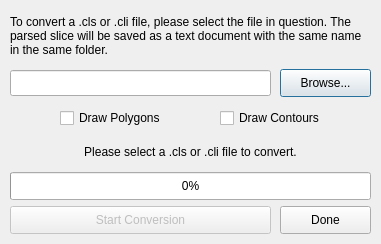
Old version of the form gui/dialogSliceConverter.ui in the repository Spinarakk/defectmonitor.
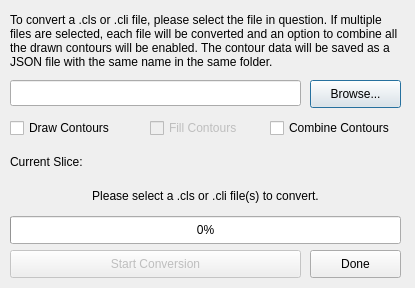
New version of the form. Icons and pictures are not drawn.

Commit message: - Tested .cls conversion code on more complex parts - Doesn't work properly as of this revision, code only works on single contour parts - Created a dialog window for the overlay adjustment options - Modified the way the slice contour drawing works - Added combine contours to combine all the contours onto the one image

What changed in the file:
```diff
--- a/gui/dialogSliceConverter.ui
+++ b/gui/dialogSliceConverter.ui
@@ -6,10 +6,22 @@
    <rect>
     <x>0</x>
     <y>0</y>
-    <width>381</width>
-    <height>244</height>
+    <width>415</width>
+    <height>288</height>
    </rect>
   </property>
+  <property name="minimumSize">
+   <size>
+    <width>415</width>
+    <height>288</height>
+   </size>
+  </property>
+  <property name="maximumSize">
+   <size>
+    <width>415</width>
+    <height>288</height>
+   </size>
+  </property>
   <property name="windowTitle">
    <string>Slice Converter</string>
   </property>
@@ -25,12 +37,12 @@
     <rect>
      <x>10</x>
      <y>10</y>
-     <width>361</width>
-     <height>51</height>
+     <width>391</width>
+     <height>61</height>
     </rect>
    </property>
    <property name="text">
-    <string>To convert a .cls or .cli file, please select the file in question. The parsed slice will be saved as a text document with the same name in the same folder. </string>
+    <string>To convert a .cls or .cli file, please select the file in question. If multiple files are selected, each file will be converted and an option to combine all the drawn contours will be enabled. The contour data will be saved as a JSON file with the same name in the same folder. </string>
    </property>
    <property name="scaledContents">
     <bool>false</bool>
@@ -42,8 +54,8 @@
   <widget class="QPushButton" name="buttonBrowse">
    <property name="geometry">
     <rect>
-     <x>280</x>
-     <y>69</y>
+     <x>310</x>
+     <y>80</y>
      <width>91</width>
      <height>28</height>
     </rect>
@@ -59,8 +71,8 @@
    <property name="geometry">
     <rect>
      <x>10</x>
-     <y>206</y>
-     <width>261</width>
+     <y>250</y>
+     <width>291</width>
      <height>28</height>
     </rect>
    </property>
@@ -71,8 +83,8 @@
   <widget class="QPushButton" name="buttonDone">
    <property name="geometry">
     <rect>
-     <x>280</x>
-     <y>206</y>
+     <x>310</x>
+     <y>250</y>
      <width>91</width>
      <height>28</height>
     </rect>
@@ -85,8 +97,8 @@
    <property name="geometry">
     <rect>
      <x>10</x>
-     <y>172</y>
-     <width>361</width>
+     <y>216</y>
+     <width>391</width>
      <height>28</height>
     </rect>
    </property>
@@ -107,13 +119,13 @@
    <property name="geometry">
     <rect>
      <x>10</x>
-     <y>138</y>
-     <width>361</width>
+     <y>182</y>
+     <width>391</width>
      <height>28</height>
     </rect>
    </property>
    <property name="text">
-    <string>Please select a .cls or .cli file to convert.</string>
+    <string>Please select a .cls or .cli file(s) to convert.</string>
    </property>
    <property name="alignment">
     <set>Qt::AlignCenter</set>
@@ -123,8 +135,8 @@
    <property name="geometry">
     <rect>
      <x>10</x>
-     <y>70</y>
-     <width>261</width>
+     <y>80</y>
+     <width>291</width>
      <height>26</height>
     </rect>
    </property>
@@ -135,9 +147,9 @@
   <widget class="QCheckBox" name="checkContours">
    <property name="geometry">
     <rect>
-     <x>220</x>
-     <y>104</y>
-     <width>131</width>
+     <x>10</x>
+     <y>114</y>
+     <width>111</width>
      <height>28</height>
     </rect>
    </property>
@@ -145,17 +157,52 @@
     <string>Draw Contours</string>
    </property>
   </widget>
-  <widget class="QCheckBox" name="checkPolygons">
+  <widget class="QCheckBox" name="checkFill">
+   <property name="enabled">
+    <bool>false</bool>
+   </property>
    <property name="geometry">
     <rect>
-     <x>60</x>
-     <y>104</y>
-     <width>141</width>
+     <x>150</x>
+     <y>114</y>
+     <width>101</width>
      <height>28</height>
     </rect>
    </property>
    <property name="text">
-    <string>Draw Polygons</string>
+    <string>Fill Contours</string>
+   </property>
+  </widget>
+  <widget class="QLabel" name="labelStatusSlice">
+   <property name="geometry">
+    <rect>
+     <x>10</x>
+     <y>148</y>
+     <width>391</width>
+     <height>28</height>
+    </rect>
+   </property>
+   <property name="text">
+    <string>Current Slice:</string>
+   </property>
+   <property name="alignment">
+    <set>Qt::AlignLeading|Qt::AlignLeft|Qt::AlignVCenter</set>
+   </property>
+  </widget>
+  <widget class="QCheckBox" name="checkCombine">
+   <property name="enabled">
+    <bool>true</bool>
+   </property>
+   <property name="geometry">
+    <rect>
+     <x>270</x>
+     <y>114</y>
+     <width>131</width>
+     <height>28</height>
+    </rect>
+   </property>
+   <property name="text">
+    <string>Combine Contours</string>
    </property>
   </widget>
  </widget>
```
The commit also changes 13 other files.
